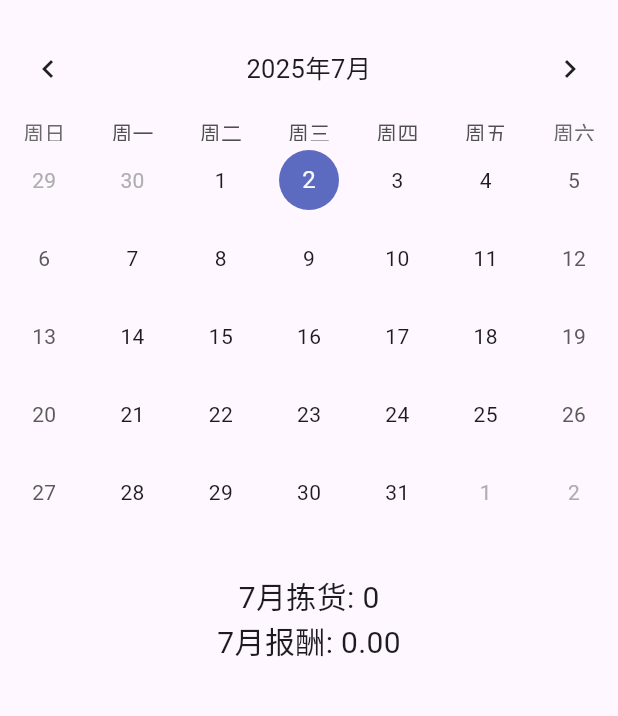
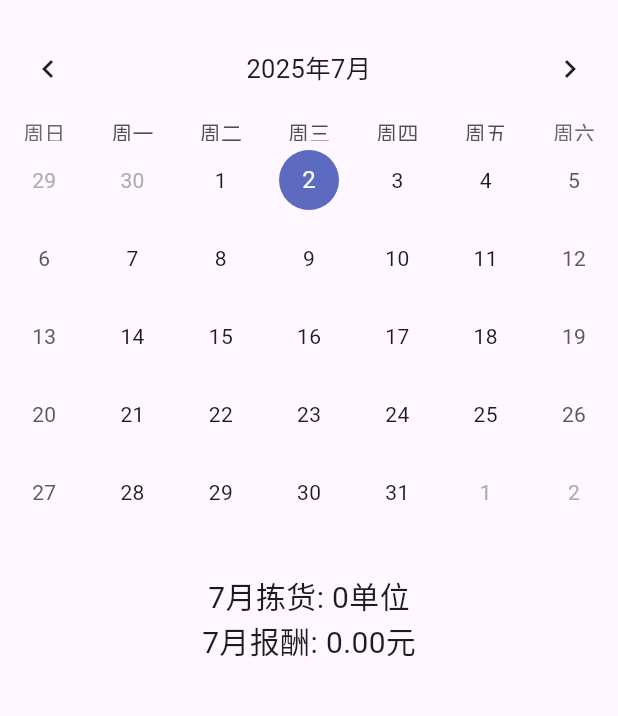
Before and after one commit to saber-404/autoAdd, a Flutter app: the screen it shows after launch, on a phone screen of 412 x 824 dp, the part 63-779 px from its top. Run offline on Flutter 3.47's test engine with Material 3 defaults, Android fonts, the phone set to English and light mode, and no system bars; drawn by our look-alikes of table_calendar; our stand-ins replace shared_preferences.

Commit message:
单位展示

```diff
--- a/lib/data_display_screen.dart
+++ b/lib/data_display_screen.dart
@@ -135,8 +135,8 @@ class _DataDisplayScreenState extends State<DataDisplayScreen> {
             child: Row(
               mainAxisAlignment: MainAxisAlignment.spaceAround,
               children: [
-                Text('总量: $_total', style: TextStyle(fontSize: 18)),
-                Text('报酬: ${_reward.toStringAsFixed(2)}', style: TextStyle(fontSize: 18)),
+                Text('总量: $_total单位', style: TextStyle(fontSize: 18)),
+                Text('报酬: ${_reward.toStringAsFixed(2)}元', style: TextStyle(fontSize: 18)),
               ],
             ),
           ),
--- a/lib/home_screen.dart
+++ b/lib/home_screen.dart
@@ -19,6 +19,8 @@ class _HomeScreenState extends State<HomeScreen> {
   double _monthlyReward = 0.0;
   double _price = 0.09;
   String _monthLabel = '';
+  DateTime startDate = DateTime(2024,1,1);
+  DateTime endDate = DateTime(3099,12,31);
 
   @override
   void initState() {
@@ -56,8 +58,8 @@ class _HomeScreenState extends State<HomeScreen> {
     final DateTime? picked = await showDatePicker(
         context: context,
         initialDate: _focusedDay,
-        firstDate: DateTime(2020, 1),
-        lastDate: DateTime(2030, 12),
+        firstDate: startDate,
+        lastDate: endDate,
         locale: const Locale('zh', 'CN'));
     if (picked != null && picked != _focusedDay) {
       setState(() {
@@ -94,8 +96,8 @@ class _HomeScreenState extends State<HomeScreen> {
         children: [
           TableCalendar(
             locale: 'zh_CN',
-            firstDay: DateTime.utc(2020, 1, 1),
-            lastDay: DateTime.utc(2030, 12, 31),
+            firstDay: startDate,
+            lastDay: endDate,
             focusedDay: _focusedDay,
             headerStyle: HeaderStyle(
               formatButtonVisible: false,
@@ -139,8 +141,8 @@ class _HomeScreenState extends State<HomeScreen> {
               padding: const EdgeInsets.symmetric(vertical: 8.0),
               child: Column(
                 children: [
-                  Text('$_monthLabel拣货: $_monthlyTotal', style: TextStyle(fontSize: 20)),
-                  Text('$_monthLabel报酬: ${_monthlyReward.toStringAsFixed(2)}', style: TextStyle(fontSize: 20)),
+                  Text('$_monthLabel拣货: $_monthlyTotal单位', style: TextStyle(fontSize: 20)),
+                  Text('$_monthLabel报酬: ${_monthlyReward.toStringAsFixed(2)}元', style: TextStyle(fontSize: 20)),
                 ],
               ),
             ),
--- a/lib/monthly_stats_screen.dart
+++ b/lib/monthly_stats_screen.dart
@@ -57,7 +57,7 @@ class _MonthlyStatsScreenState extends State<MonthlyStatsScreen> {
           final stat = _dailyStats[index];
           return ListTile(
             title: Text(stat['day']),
-            trailing: Text('总量: ${stat['total']}, 报酬: ${stat['reward'].toStringAsFixed(2)}'),
+            trailing: Text('总量: ${stat['total']}单位, 报酬: ${stat['reward'].toStringAsFixed(2)}元'),
           );
         },
       ),
--- a/lib/settings_screen.dart
+++ b/lib/settings_screen.dart
@@ -40,7 +40,7 @@ class _SettingsScreenState extends State<SettingsScreen> {
           children: [
             TextField(
               controller: _priceController,
-              decoration: InputDecoration(labelText: '单价'),
+              decoration: InputDecoration(labelText: '单价(元)'),
               keyboardType: TextInputType.number,
             ),
             SizedBox(height: 20),
```
